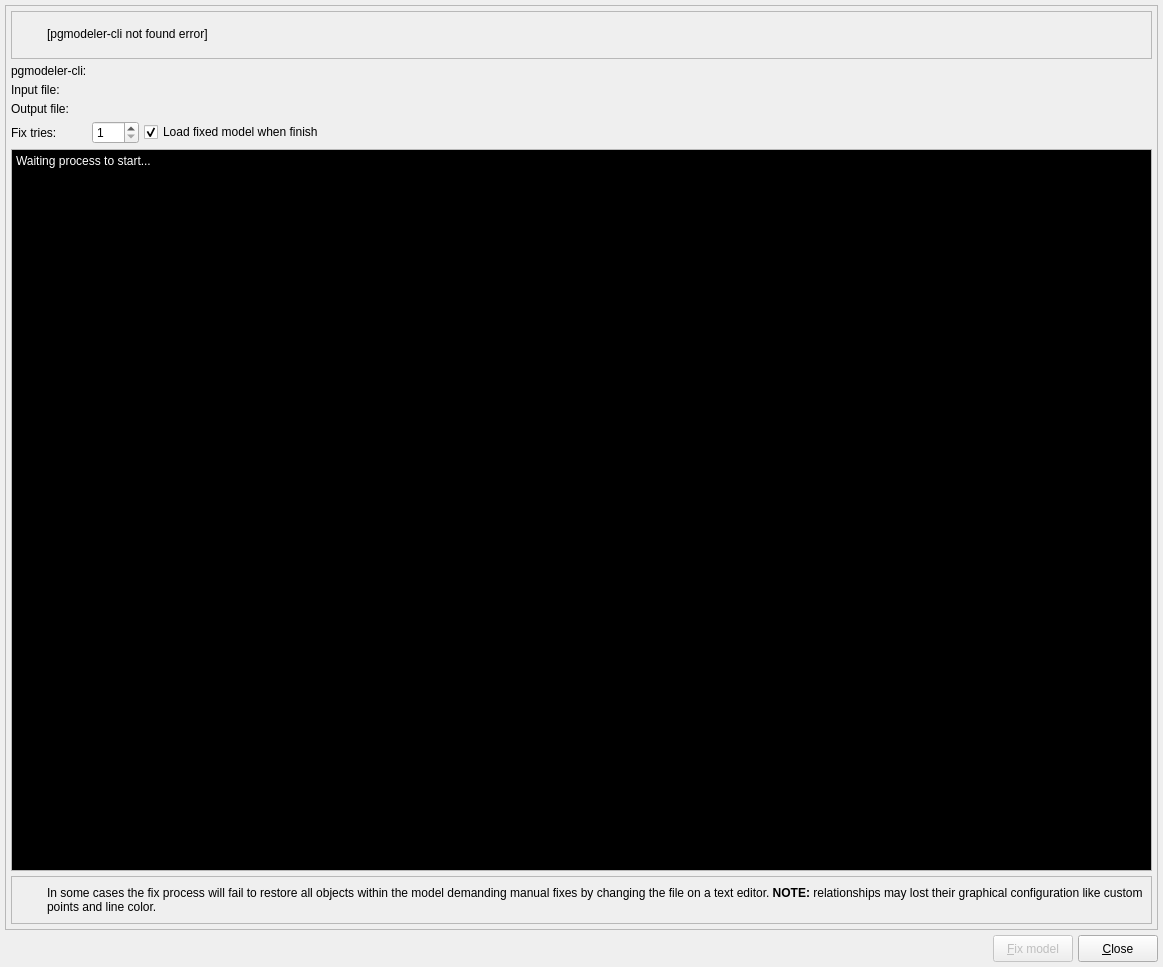
pgmodeler/pgmodeler, file libs/libgui/ui/tools/modelfixform.ui: the form before one commit.
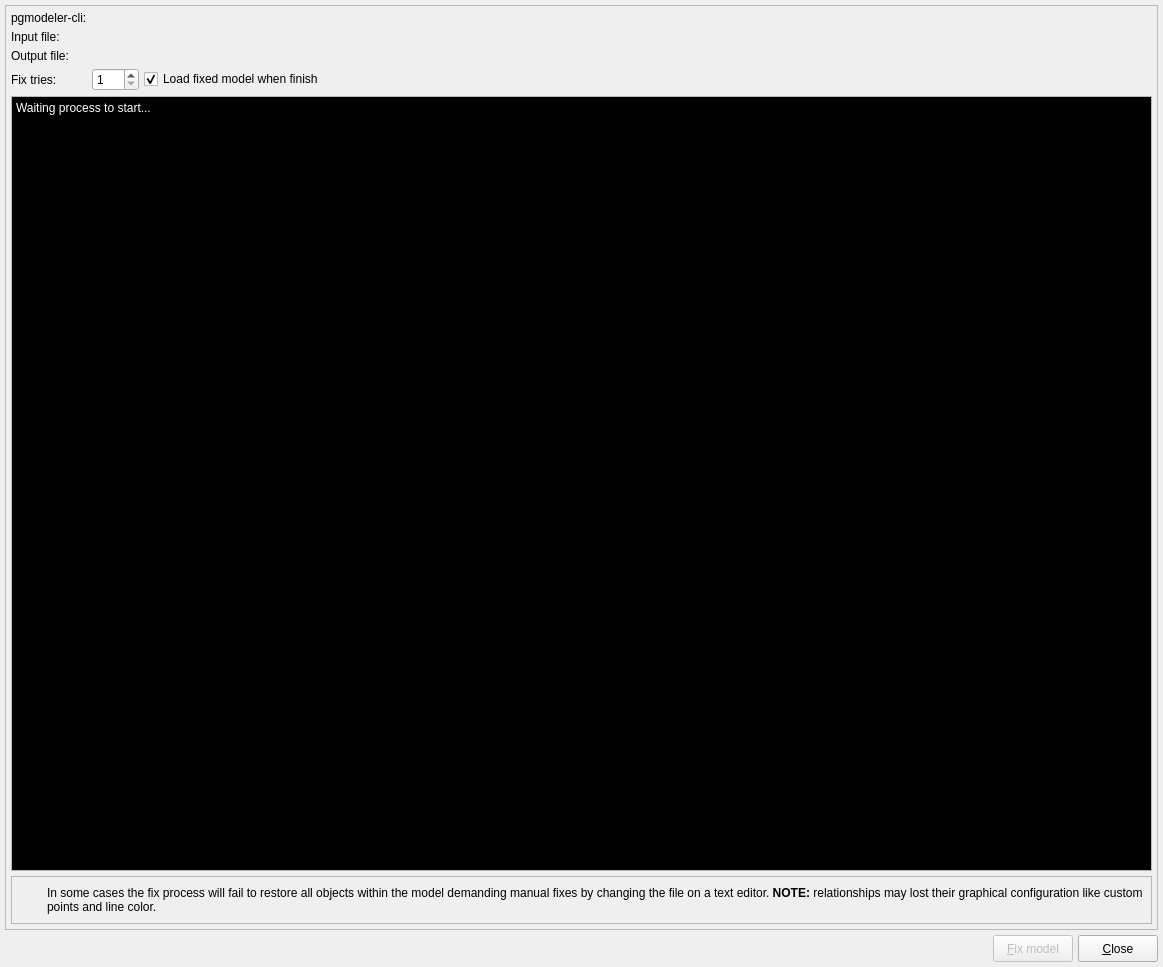
The form after the commit. Icons and pictures are not drawn.

Diff of the .ui file:
```diff
--- a/libs/libgui/ui/tools/modelfixform.ui
+++ b/libs/libgui/ui/tools/modelfixform.ui
@@ -87,97 +87,7 @@
       <property name="spacing">
        <number>5</number>
       </property>
-      <item row="2" column="0">
-       <widget class="QLabel" name="label_4">
-        <property name="sizePolicy">
-         <sizepolicy hsizetype="Fixed" vsizetype="Preferred">
-          <horstretch>0</horstretch>
-          <verstretch>0</verstretch>
-         </sizepolicy>
-        </property>
-        <property name="text">
-         <string>Input file:</string>
-        </property>
-       </widget>
-      </item>
-      <item row="0" column="0" colspan="3">
-       <widget class="QFrame" name="alert_frm">
-        <property name="sizePolicy">
-         <sizepolicy hsizetype="Preferred" vsizetype="Fixed">
-          <horstretch>0</horstretch>
-          <verstretch>0</verstretch>
-         </sizepolicy>
-        </property>
-        <property name="minimumSize">
-         <size>
-          <width>0</width>
-          <height>48</height>
-         </size>
-        </property>
-        <property name="frameShape">
-         <enum>QFrame::StyledPanel</enum>
-        </property>
-        <property name="frameShadow">
-         <enum>QFrame::Raised</enum>
-        </property>
-        <layout class="QGridLayout" name="gridLayout">
-         <property name="leftMargin">
-          <number>5</number>
-         </property>
-         <property name="topMargin">
-          <number>5</number>
-         </property>
-         <property name="rightMargin">
-          <number>5</number>
-         </property>
-         <property name="bottomMargin">
-          <number>5</number>
-         </property>
-         <property name="spacing">
-          <number>5</number>
-         </property>
-         <item row="0" column="0">
-          <widget class="QLabel" name="icon_lbl">
-           <property name="minimumSize">
-            <size>
-             <width>25</width>
-             <height>25</height>
-            </size>
-           </property>
-           <property name="maximumSize">
-            <size>
-             <width>25</width>
-             <height>25</height>
-            </size>
-           </property>
-           <property name="text">
-            <string/>
-           </property>
-           <property name="textFormat">
-            <enum>Qt::AutoText</enum>
-           </property>
-           <property name="pixmap">
-            <pixmap resource="../../res/resources.qrc">:/icons/icons/alert.png</pixmap>
-           </property>
-           <property name="scaledContents">
-            <bool>true</bool>
-           </property>
-          </widget>
-         </item>
-         <item row="0" column="1">
-          <widget class="QLabel" name="not_found_lbl">
-           <property name="text">
-            <string>&lt;html&gt;&lt;head/&gt;&lt;body&gt;&lt;p&gt;[pgmodeler-cli not found error]&lt;/p&gt;&lt;/body&gt;&lt;/html&gt;</string>
-           </property>
-           <property name="wordWrap">
-            <bool>true</bool>
-           </property>
-          </widget>
-         </item>
-        </layout>
-       </widget>
-      </item>
-      <item row="6" column="0" colspan="3">
+      <item row="5" column="0" colspan="3">
        <widget class="QFrame" name="alert2_frm">
         <property name="sizePolicy">
          <sizepolicy hsizetype="Preferred" vsizetype="Fixed">
@@ -260,7 +170,20 @@
         </layout>
        </widget>
       </item>
-      <item row="5" column="0" colspan="3">
+      <item row="1" column="0">
+       <widget class="QLabel" name="label_4">
+        <property name="sizePolicy">
+         <sizepolicy hsizetype="Fixed" vsizetype="Preferred">
+          <horstretch>0</horstretch>
+          <verstretch>0</verstretch>
+         </sizepolicy>
+        </property>
+        <property name="text">
+         <string>Input file:</string>
+        </property>
+       </widget>
+      </item>
+      <item row="4" column="0" colspan="3">
        <widget class="QTextEdit" name="output_txt">
         <property name="sizePolicy">
          <sizepolicy hsizetype="Expanding" vsizetype="Expanding">
@@ -399,7 +322,7 @@
          <string>&lt;!DOCTYPE HTML PUBLIC &quot;-//W3C//DTD HTML 4.0//EN&quot; &quot;http://www.w3.org/TR/REC-html40/strict.dtd&quot;&gt;
 &lt;html&gt;&lt;head&gt;&lt;meta name=&quot;qrichtext&quot; content=&quot;1&quot; /&gt;&lt;meta charset=&quot;utf-8&quot; /&gt;&lt;style type=&quot;text/css&quot;&gt;
 p, li { white-space: pre-wrap; }
-&lt;/style&gt;&lt;/head&gt;&lt;body style=&quot; font-family:'Noto Sans'; font-size:11pt; font-weight:400; font-style:normal;&quot;&gt;
+&lt;/style&gt;&lt;/head&gt;&lt;body style=&quot; font-family:'Noto Sans'; font-size:12pt; font-weight:400; font-style:normal;&quot;&gt;
 &lt;p style=&quot; margin-top:0px; margin-bottom:0px; margin-left:0px; margin-right:0px; -qt-block-indent:0; text-indent:0px;&quot;&gt;&lt;span style=&quot; font-family:'Monospace'; font-size:9pt;&quot;&gt;Waiting process to start...&lt;/span&gt;&lt;/p&gt;&lt;/body&gt;&lt;/html&gt;</string>
         </property>
         <property name="acceptRichText">
@@ -410,27 +333,27 @@
         </property>
        </widget>
       </item>
-      <item row="1" column="0" colspan="2">
-       <widget class="QLabel" name="pgmodeler_cli_lbl">
-        <property name="sizePolicy">
-         <sizepolicy hsizetype="Fixed" vsizetype="Preferred">
-          <horstretch>0</horstretch>
-          <verstretch>0</verstretch>
-         </sizepolicy>
-        </property>
-        <property name="text">
-         <string>pgmodeler-cli:</string>
-        </property>
-       </widget>
-      </item>
-      <item row="4" column="0">
+      <item row="3" column="0">
        <widget class="QLabel" name="label_6">
         <property name="text">
          <string>Fix tries:</string>
         </property>
        </widget>
       </item>
-      <item row="3" column="0">
+      <item row="0" column="0" colspan="2">
+       <widget class="QLabel" name="pgmodeler_cli_lbl">
+        <property name="sizePolicy">
+         <sizepolicy hsizetype="Fixed" vsizetype="Preferred">
+          <horstretch>0</horstretch>
+          <verstretch>0</verstretch>
+         </sizepolicy>
+        </property>
+        <property name="text">
+         <string>pgmodeler-cli:</string>
+        </property>
+       </widget>
+      </item>
+      <item row="2" column="0">
        <widget class="QLabel" name="label_5">
         <property name="sizePolicy">
          <sizepolicy hsizetype="Fixed" vsizetype="Preferred">
@@ -443,7 +366,7 @@
         </property>
        </widget>
       </item>
-      <item row="4" column="2">
+      <item row="3" column="2">
        <layout class="QHBoxLayout" name="horizontalLayout_2">
         <property name="spacing">
          <number>5</number>
```
